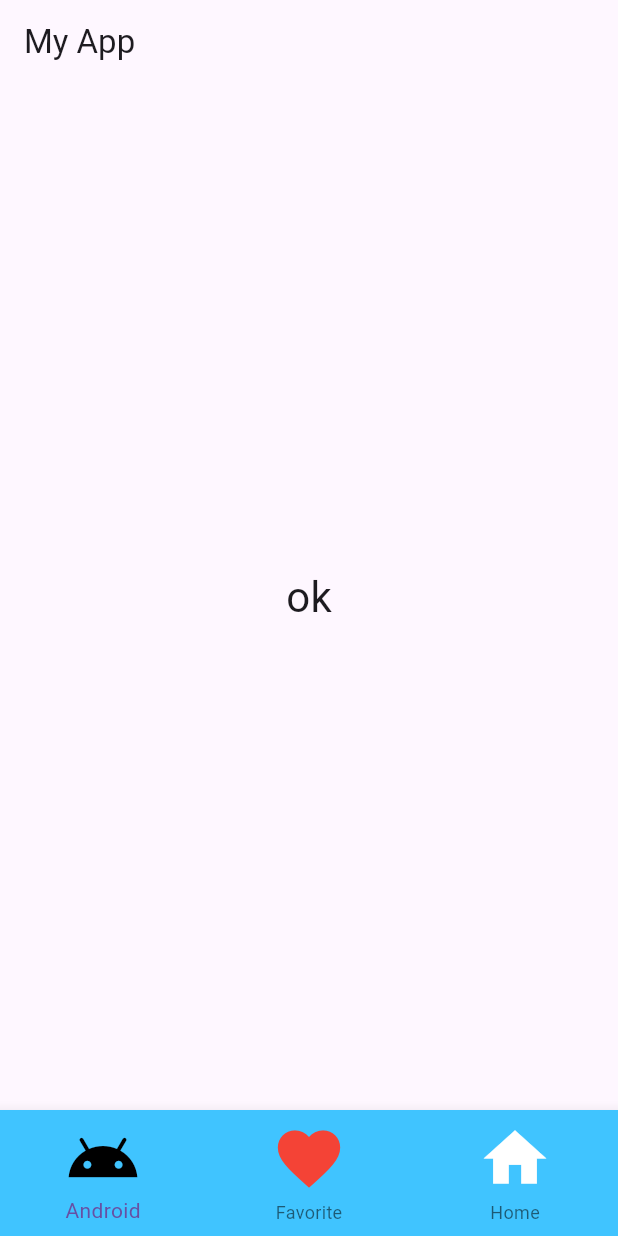
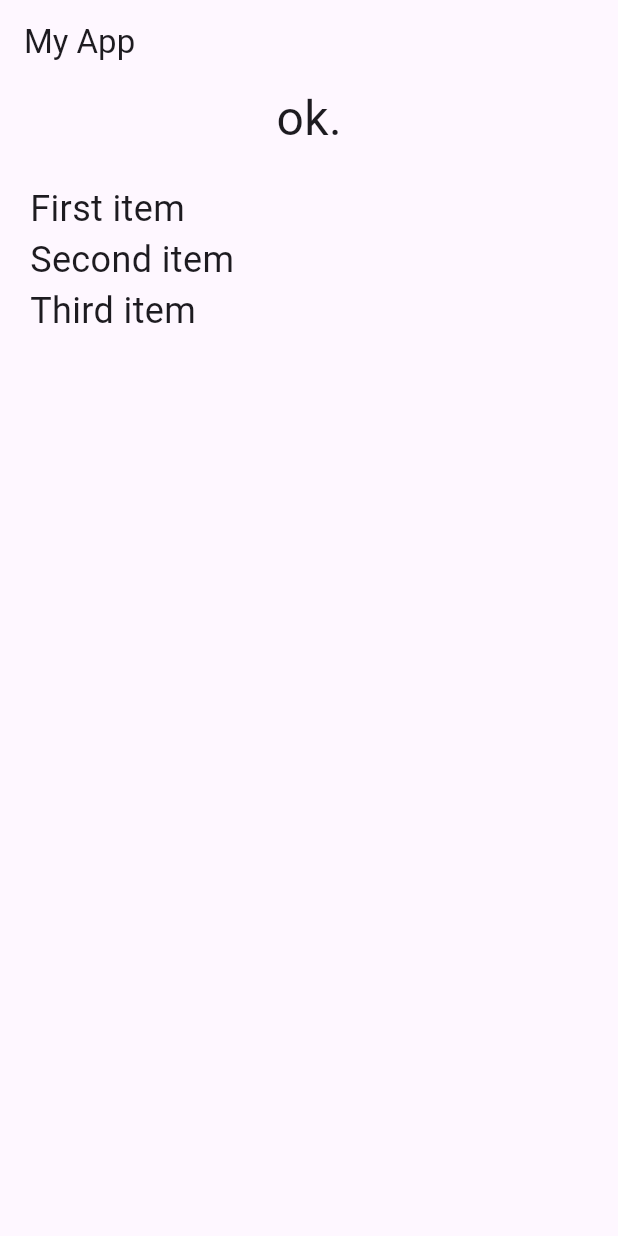
Before and after one commit to f24ba017/RepositoryForVSCode, a Flutter app: the screen it shows after launch, on a phone screen of 412 x 824 dp. Run offline on Flutter 3.47's test engine with Material 3 defaults, Android fonts, the phone set to English and light mode, and no system bars.

Commit message:
4-3 書き換え

```diff
--- a/flutter_app/lib/main.dart
+++ b/flutter_app/lib/main.dart
@@ -26,8 +26,7 @@ class MyHomePage extends StatefulWidget {
 }
 
 class _MyHomePageState extends State<MyHomePage> {
-  static var _message = 'ok';
-  static var _index = 0;
+  static var _message = 'ok.';
 
   @override
   Widget build(BuildContext context) {
@@ -35,41 +34,35 @@ class _MyHomePageState extends State<MyHomePage> {
       appBar: AppBar(
         title: Text('My App'),
       ),
-      body: Center(
-        child: Text(
-          _message,
-          style: const TextStyle(
-            fontSize: 28.0,
+
+      body: Column(
+        children: <Widget>[
+          Text(
+            _message,
+            style: TextStyle(
+              fontSize: 32.0,
+            ),
           ),
-        )
-      ),
-      bottomNavigationBar: BottomNavigationBar(
-        currentIndex: _index,
-        backgroundColor: Colors.lightBlueAccent,
-        items: <BottomNavigationBarItem>[
-          BottomNavigationBarItem(
-            label: 'Android',
-            icon: Icon(Icons.android,color: Colors.black, size: 50),
-          ),
-          BottomNavigationBarItem(
-            label: 'Favorite',
-            icon: Icon(Icons.favorite,color: Colors.red, size: 50),
-          ),
-          BottomNavigationBarItem(
-            label: 'Home',
-            icon: Icon(Icons.home,color: Colors.white, size: 50),
+
+          ListView(
+            shrinkWrap: true,
+            padding: const EdgeInsets.all(20.0),
+
+            children: <Widget>[
+
+              Text('First item',
+                style: TextStyle(fontSize: 24.0),
+              ),
+              Text('Second item',
+                style: TextStyle(fontSize: 24.0),
+              ),
+              Text('Third item',
+                style: TextStyle(fontSize: 24.0),
+              ),
+            ],
           ),
         ],
-        onTap: tapBottomIcon,
       ),
     );
   }
-
-  void tapBottomIcon(int value) {
-    var items = ['Android', 'Heart', 'Home'];
-    setState(() {
-      _index = value;
-      _message = 'you tapped: "' + items[_index] + '".';
-    });
-  }
 }
```
